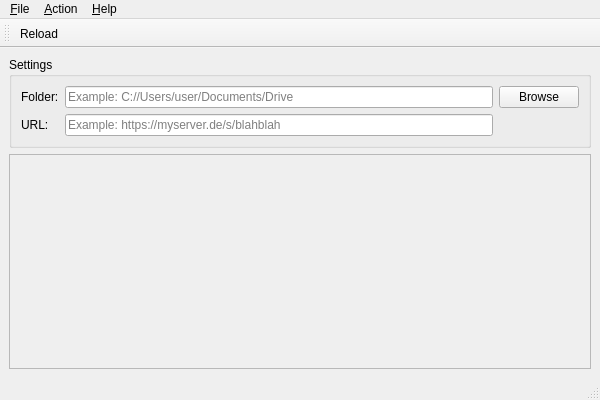
This is mainwindow.ui in adrido/NextcloudShareDownloader as Qt 5 draws it before an edit. The edited form follows.
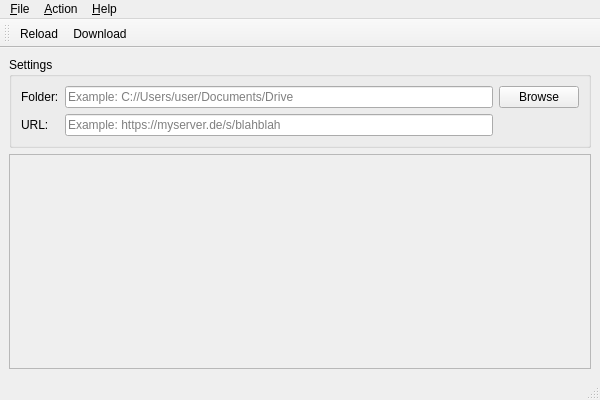
This is the edited form. Icons and pictures are not drawn.

Commit message:
Allow later download
Fix #1

Diff of the .ui file:
```diff
--- a/mainwindow.ui
+++ b/mainwindow.ui
@@ -133,6 +133,7 @@
     <bool>false</bool>
    </attribute>
    <addaction name="actionRefresh"/>
+   <addaction name="actionDownload"/>
   </widget>
   <action name="actionE_xit">
    <property name="text">
@@ -177,6 +178,15 @@
     <string>Report Issue</string>
    </property>
   </action>
+  <action name="actionDownload">
+   <property name="icon">
+    <iconset resource="Resource.qrc">
+     <normaloff>:/download</normaloff>:/download</iconset>
+   </property>
+   <property name="text">
+    <string>Download</string>
+   </property>
+  </action>
  </widget>
  <resources>
   <include location="Resource.qrc"/>
```
Left out of the diff: 16 changed lines with no effect on the pictures. The commit also changes 6 other files.
